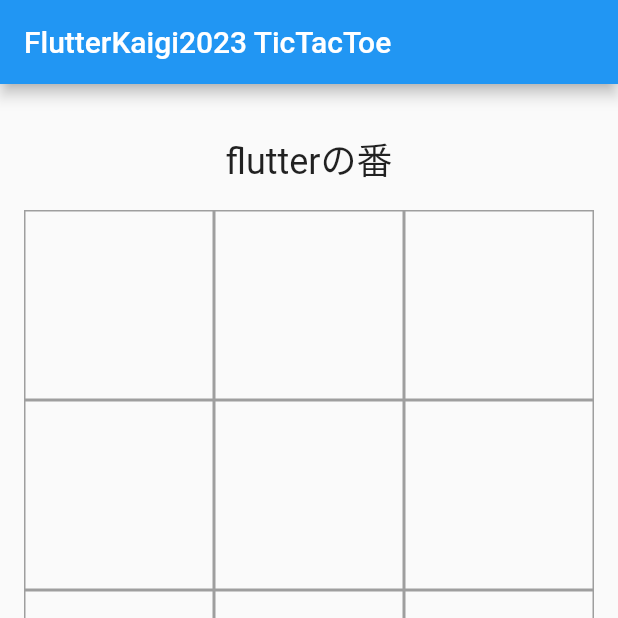
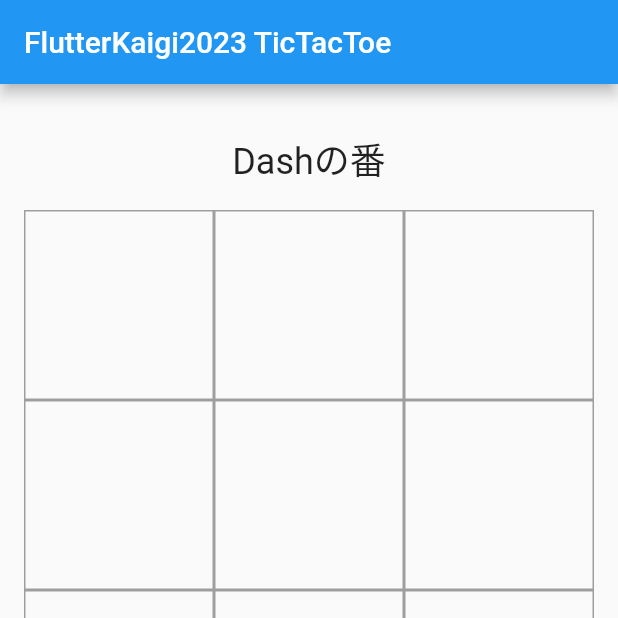
Before and after one commit to FlutterKaigi/tic_tac_toe_handson, a Flutter app: the screen it shows after launch, on a phone screen of 412 x 824 dp, the top half of it. Run offline on Flutter 3.47's test engine with Material 2 defaults, Android fonts, the phone set to English and light mode, and no system bars; our stand-ins replace cloud_firestore, firebase_core, flutter_riverpod; accounts and stored records are empty.

Commit message:
refactor: デフォルトのプレイヤーID名を変更

```diff
--- a/lib/provider/get_tic_tac_toe_provider.dart
+++ b/lib/provider/get_tic_tac_toe_provider.dart
@@ -6,7 +6,7 @@ final getTicTacToeProvider = AutoDisposeStreamProvider<TicTacToe>(
   (ref) =>
       // 対戦相手同士のIDを設定する
       ref.watch(ticTacToeRepositoryProvider).get(
-            playerX: 'flutter',
-            playerO: 'kaigi',
+            playerX: 'Dash',
+            playerO: 'Sparky',
           ),
 );
--- a/lib/view/board.dart
+++ b/lib/view/board.dart
@@ -13,8 +13,7 @@ class Board extends ConsumerWidget {
 
     return ticTacToeStream.when(
       loading: () => const Center(child: CircularProgressIndicator()),
-      error: (error, __) =>
-          Center(child: Text('エラーが発生しました: ${error.toString()}')),
+      error: (error, __) => Center(child: Text('エラーが発生しました: ${error.toString()}')),
       data: (ticTacToe) {
         return Padding(
           padding: const EdgeInsets.all(16),
```
